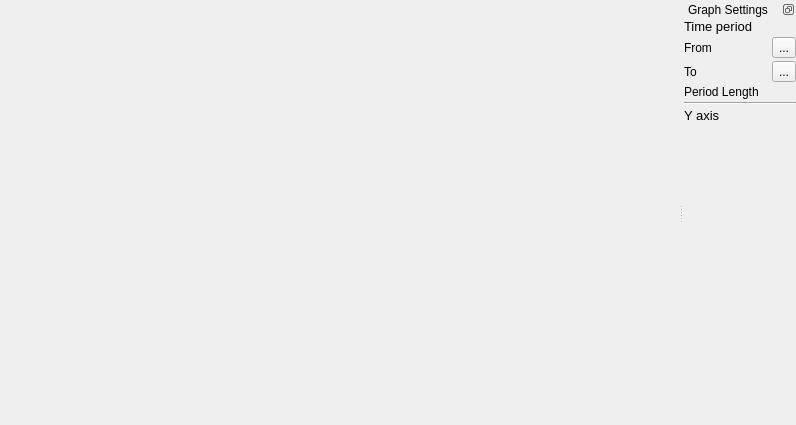
First picture: the form in assets/uis/graph_ex_window.ui, repository m4reQ/data-visualizer, before the edit.
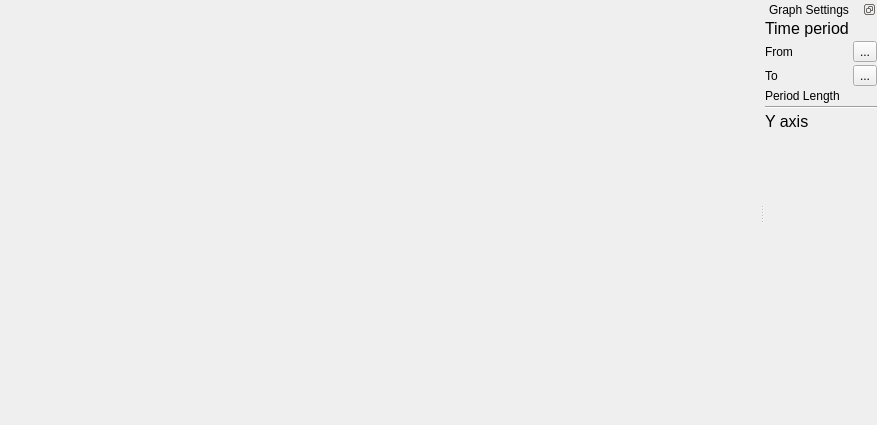
Second picture: the form after the edit.

Commit message: Use larger font size for graph window widgets

```diff
--- a/assets/uis/graph_ex_window.ui
+++ b/assets/uis/graph_ex_window.ui
@@ -6,7 +6,7 @@
    <rect>
     <x>0</x>
     <y>0</y>
-    <width>796</width>
+    <width>877</width>
     <height>425</height>
    </rect>
   </property>
@@ -72,7 +72,7 @@
       <widget class="QLabel" name="_unused_12">
        <property name="font">
         <font>
-         <pointsize>10</pointsize>
+         <pointsize>12</pointsize>
         </font>
        </property>
        <property name="text">
@@ -103,6 +103,11 @@
      </item>
      <item row="1" column="0">
       <widget class="QLabel" name="_unused">
+       <property name="font">
+        <font>
+         <pointsize>9</pointsize>
+        </font>
+       </property>
        <property name="text">
         <string>From</string>
        </property>
@@ -110,6 +115,11 @@
      </item>
      <item row="2" column="0">
       <widget class="QLabel" name="_unused_2">
+       <property name="font">
+        <font>
+         <pointsize>9</pointsize>
+        </font>
+       </property>
        <property name="text">
         <string>To</string>
        </property>
@@ -117,6 +127,11 @@
      </item>
      <item row="1" column="1">
       <widget class="QLabel" name="period_start_label">
+       <property name="font">
+        <font>
+         <pointsize>9</pointsize>
+        </font>
+       </property>
        <property name="text">
         <string>&lt;from&gt;</string>
        </property>
@@ -126,7 +141,9 @@
       <widget class="QLabel" name="_unused_13">
        <property name="font">
         <font>
-         <pointsize>10</pointsize>
+         <pointsize>12</pointsize>
+         <weight>50</weight>
+         <bold>false</bold>
         </font>
        </property>
        <property name="text">
@@ -136,6 +153,11 @@
      </item>
      <item row="3" column="0">
       <widget class="QLabel" name="_unused_3">
+       <property name="font">
+        <font>
+         <pointsize>9</pointsize>
+        </font>
+       </property>
        <property name="text">
         <string>Period Length</string>
        </property>
@@ -143,18 +165,16 @@
      </item>
      <item row="2" column="1">
       <widget class="QLabel" name="period_end_label">
+       <property name="font">
+        <font>
+         <pointsize>9</pointsize>
+        </font>
+       </property>
        <property name="text">
         <string>&lt;to&gt;</string>
        </property>
       </widget>
      </item>
-     <item row="3" column="1" colspan="2">
-      <widget class="QLabel" name="period_label">
-       <property name="text">
-        <string>&lt;period&gt;</string>
-       </property>
-      </widget>
-     </item>
      <item row="8" column="0" colspan="3">
       <widget class="QScrollArea" name="y_axis_controls">
        <property name="frameShape">
@@ -174,13 +194,25 @@
          <rect>
           <x>0</x>
           <y>0</y>
-          <width>156</width>
-          <height>276</height>
+          <width>182</width>
+          <height>268</height>
          </rect>
         </property>
        </widget>
       </widget>
      </item>
+     <item row="3" column="1">
+      <widget class="QLabel" name="period_label">
+       <property name="font">
+        <font>
+         <pointsize>9</pointsize>
+        </font>
+       </property>
+       <property name="text">
+        <string>&lt;period&gt;</string>
+       </property>
+      </widget>
+     </item>
     </layout>
    </widget>
   </widget>
```
The commit also changes 1 other file.
